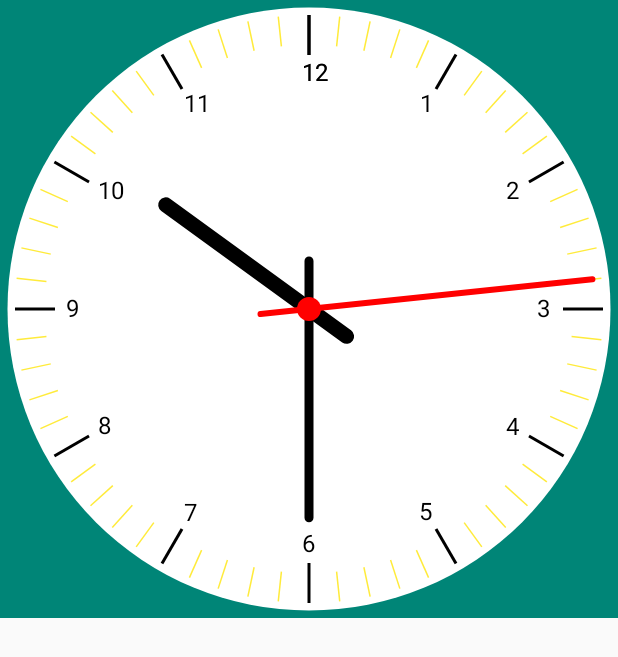
After one commit to wmyasw/KotlinMvpDemo, an Android app: the layout activity_widget.xml on its own in the app's theme, with its tools: preview values and no code run, on a phone screen of 412 x 824 dp. The commit adds this screen. Shown: the top 657 px of the screen. Run offline under Robolectric (Android 15) with nearby library versions, the phone set to English and light mode, and no system bars.

Commit message:
时钟控件

```diff
--- a/app/src/main/java/com/wmy/kotlin/demo/ui/MainActivity.kt
+++ b/app/src/main/java/com/wmy/kotlin/demo/ui/MainActivity.kt
@@ -50,7 +50,7 @@ class MainActivity : BaseActivity<HomeContract.Presenter<HomeContract.View>, Hom
 //                        Log.e(FragmentActivity.TAG, permission.name + "权限被禁止！")
                     }
                 })
-        mPresenter.attachView(this as HomeContract.View)
+        mPresenter!!.attachView(this as HomeContract.View)
 
 
     }
@@ -68,7 +68,7 @@ class MainActivity : BaseActivity<HomeContract.Presenter<HomeContract.View>, Hom
 
     fun getWeatherData() {
         var location = LocationUtils.getInstance(this)!!.showLocation() as Location
-        mPresenter.requestHomeData(location)
+        mPresenter?.requestHomeData(location)
     }
 
     fun setData(data: WeatherBean?) {
--- /dev/null
+++ b/app/src/main/java/com/wmy/kotlin/demo/widget/WatchBoard.kt
@@ -0,0 +1,305 @@
+package com.wmy.kotlin.demo.widget
+
+import android.content.Context
+import android.content.res.TypedArray
+import android.graphics.*
+import android.util.AttributeSet
+import android.view.View
+import android.view.ViewTreeObserver
+import com.wmy.kotlin.demo.R
+import com.wmy.kotlin.demo.utils.LogUtils
+import com.wmy.kotlin.demo.utils.Utils
+import java.util.*
+
+
+/**
+ *
+ *@author：wmyasw
+ */
+class WatchBoard @JvmOverloads constructor(
+        context: Context, attrs: AttributeSet? = null, defStyleAttr: Int = 0
+) : View(context, attrs, defStyleAttr) {
+    var mRadius: Float = 0.0f // 圆形半径
+    var mPadding: Float = 0.0f  // 边距
+    var mTextSize: Float = 0.0f  // 文字大小
+    var mHourPointWidth: Float = 0.0f // 时针宽度
+    var mMinutePointWidth: Float = 0.0f // 分针宽度
+    var mSecondPointWidth: Float = 0.0f  // 秒针宽度
+    var mPointRadius: Float = 0.0f    // 指针圆角
+    var mPointEndLength: Float = 0.0f // 指针末尾长度
+
+    var mHourPointColor: Int = 0  // 时针的颜色
+    var mMinutePointColor: Int = 0  // 分针的颜色
+    var mSecondPointColor: Int = 0   // 秒针的颜色
+    var mColorLong: Int = 0    // 长线的颜色
+    var mColorShort: Int = 0  // 短线的颜色
+
+    var mPaint: Paint? = null // 画笔
+    var mDrawFilter: PaintFlagsDrawFilter? = null // 为画布设置抗锯齿
+    private var mWidth = 0
+    private var mHeight = 0
+    private var onPreDrawListener: ViewTreeObserver.OnPreDrawListener? = null
+    private var widthPixels: Int
+    private var heightPixels: Int
+    var mScaleLengthLong = mRadius * 0.1f
+    var mScaleLengthShort = mRadius * 0.05f
+    var mTickLengthHour = mRadius * 0.3f
+    var mTickLengthMinute = mRadius * 0.45f
+    var mTickLengthSecond = mRadius * 0.6f
+
+    //绘制各部件时用的Paint
+    private var mPaintScaleLong: Paint? = null
+    private var mPaintScaleShort: Paint? = null
+    private var mPaintOutline: Paint? = null
+    private var mPaintNum: Paint? = null
+    private var mPaintTickHour: Paint? = null
+    private var mPaintTickMinute: Paint? = null
+    private var mPaintTickSecond: Paint? = null
+
+
+    init {
+        // 为画布实现抗锯齿
+        mDrawFilter = PaintFlagsDrawFilter(0, Paint.ANTI_ALIAS_FLAG or Paint.FILTER_BITMAP_FLAG)
+//        //测量手机的宽度
+        widthPixels = context.getResources().getDisplayMetrics().widthPixels;
+        heightPixels = context.getResources().getDisplayMetrics().heightPixels;
+//        // 默认和屏幕的宽高最小值相等
+        mWidth = Math.min(widthPixels, heightPixels);
+        mHeight=mWidth
+        mPaint = Paint()
+        mPaint!!.isAntiAlias = true
+        mPaint!!.isDither = true
+//        onPreDrawListener = ViewTreeObserver.//获取view宽高并计算各个部件的长度
+//                OnPreDrawListener {
+//
+//
+//                    mWidth = measuredWidth
+//                    mHeight = measuredHeight
+//                    mRadius = Math.min(width!!, height!!) / 2 * 0.95f
+////                     mScaleLengthLong = mRadius * 0.1f
+////                    mScaleLengthShort = mRadius * 0.05f
+////                    mTickLengthHour = mRadius * 0.3f
+////                    mTickLengthMinute = mRadius * 0.45f
+////                    mTickLengthSecond = mRadius * 0.6f
+//                    true
+//                }
+//        viewTreeObserver.addOnPreDrawListener(onPreDrawListener)
+
+        if (attrs != null) {
+            obtainStyledAttrs(attrs)
+        }
+//        initializePaints()
+    }
+
+    override fun onSizeChanged(w: Int, h: Int, oldw: Int, oldh: Int) {
+        super.onSizeChanged(w, h, oldw, oldh)
+        mRadius = (Math.min(w, h) - mPadding) / 2
+        //判断当前view 设置宽度大于屏幕宽度的话 使用屏幕宽度
+        if(w>widthPixels)
+            mRadius = (Math.min(widthPixels, h) - mPadding) / 2
+        if(h>heightPixels)
+            mRadius = (Math.min(w, heightPixels) - mPadding) / 2
+        mPointEndLength = mRadius / 6; // 设置成半径的六分之一
+        mPointEndLength = mRadius / 6; // 设置成半径的六分之一
+    }
+
+
+    fun obtainStyledAttrs(attrs: AttributeSet) {
+        var typedArray: TypedArray = getContext().obtainStyledAttributes(attrs, R.styleable.WatchBoard);
+        mPadding = typedArray.getDimension(R.styleable.WatchBoard_wb_padding, Utils.dp2px(10));
+        mTextSize = typedArray.getDimension(R.styleable.WatchBoard_wb_text_size, Utils.sp2px(16));
+        mHourPointWidth = typedArray.getDimension(R.styleable.WatchBoard_wb_hour_pointer_width, Utils.dp2px(5));
+        mMinutePointWidth = typedArray.getDimension(R.styleable.WatchBoard_wb_minute_pointer_width, Utils.dp2px(3));
+        mSecondPointWidth = typedArray.getDimension(R.styleable.WatchBoard_wb_second_pointer_width, Utils.dp2px(2));
+        mPointRadius = typedArray.getDimension(R.styleable.WatchBoard_wb_pointer_corner_radius, Utils.dp2px(10));
+        mPointEndLength = typedArray.getDimension(R.styleable.WatchBoard_wb_pointer_end_length, Utils.dp2px(10));
+
+        mHourPointColor = typedArray.getColor(R.styleable.WatchBoard_wb_hour_pointer_color, Color.BLACK);
+        mMinutePointColor = typedArray.getColor(R.styleable.WatchBoard_wb_minute_pointer_color, Color.BLACK);
+        mSecondPointColor = typedArray.getColor(R.styleable.WatchBoard_wb_second_pointer_color, Color.RED);
+        mColorLong = typedArray.getColor(R.styleable.WatchBoard_wb_scale_long_color, Color.argb(225, 0, 0, 0));
+        mColorShort = typedArray.getColor(R.styleable.WatchBoard_wb_scale_short_color, Color.argb(125, 0, 0, 0));
+
+        // 一定要回收
+        typedArray.recycle()
+    }
+
+    private fun initializePaints() {
+        mPaintScaleLong = Paint()
+        mPaintScaleLong!!.setAntiAlias(true)
+        mPaintScaleLong!!.setColor(mColorLong)
+        mPaintScaleLong!!.setStrokeWidth(5f)
+        mPaintScaleShort = Paint()
+        mPaintScaleShort!!.setAntiAlias(true)
+        mPaintScaleShort!!.setStrokeWidth(3f)
+        mPaintScaleShort!!.setColor(mColorShort)
+        mPaintOutline = Paint()
+        mPaintOutline!!.setStyle(Paint.Style.STROKE)
+        mPaintOutline!!.setAntiAlias(true)
+        mPaintOutline!!.setStrokeWidth(5f)
+        mPaintNum = Paint()
+        mPaintNum!!.setTextSize(30f)
+        mPaintTickHour = Paint()
+        mPaintTickHour!!.setColor(mHourPointColor)
+        mPaintTickHour!!.setAntiAlias(true)
+        mPaintTickHour!!.setStrokeWidth(6f)
+        mPaintTickMinute = Paint()
+        mPaintTickMinute!!.setColor(mMinutePointColor)
+        mPaintTickMinute!!.setAntiAlias(true)
+        mPaintTickMinute!!.setStrokeWidth(4f)
+        mPaintTickSecond = Paint()
+        mPaintTickSecond!!.setColor(mSecondPointColor)
+        mPaintTickSecond!!.setAntiAlias(true)
+        mPaintTickSecond!!.setStrokeWidth(2f)
+    }
+
+    override fun onMeasure(widthMeasureSpec: Int, heightMeasureSpec: Int) {
+        super.onMeasure(widthMeasureSpec, heightMeasureSpec)
+        setMeasuredDimension(measureSize(widthMeasureSpec), measureSize(heightMeasureSpec));
+    }
+
+    override fun onDraw(canvas: Canvas) {
+        super.onDraw(canvas)
+        // 为画布设置抗锯齿
+        canvas.setDrawFilter(mDrawFilter);
+//         绘制半径圆
+        drawCircle(canvas)
+        drawScale(canvas)
+        drawText(canvas)
+        drawPointer(canvas)
+        postInvalidateDelayed(1000)
+    }
+
+    // 绘制半径圆
+    fun drawCircle(canvas: Canvas) {
+        //保存原始状态
+        canvas.save()
+        mPaint!!.setColor(Color.WHITE);
+        mPaint!!.setStyle(Paint.Style.FILL);
+        canvas.drawCircle((mWidth / 2).toFloat(), (mWidth / 2).toFloat(), mRadius, mPaint!!);
+        canvas.restore()
+
+    }
+
+    fun drawText(canvas: Canvas) {
+        canvas.save()
+        var lineWidth: Int = 40
+
+        for (i in 0..60) {
+            if (i % 5 == 0) {
+                mPaint!!.setStrokeWidth(Utils.dp2px(2))
+                mPaint!!.setColor(mColorLong);
+
+                // 这里是字体的绘制
+                mPaint!!.setTextSize(mTextSize);
+                val text = (if (i / 5 === 0) 12 else i / 5).toString() + ""
+                var textBound = Rect()
+                mPaint!!.setColor(Color.BLACK);
+                mPaint!!.getTextBounds(text, 0, text.length, textBound)
+                val textHeight: Int = textBound.bottom - textBound.top
+                canvas.save()
+                //这个时候我们使用Canvas的Save方法保存了刚才的状态，这个时候我们不移动X轴，只移动Y轴，将坐标向上移动-mRidus + textHeight距离，因为对于手机来说，向上为Y的负轴，所以为-mRidus + textHeight，下面我一会用图来说明
+                canvas.translate(0f, -mRadius+textHeight+lineWidth+mPadding/2 )
+                //由于我们没旋转一次，会使用Canvas的rotate方法顺时针旋转6度，所以文字也会跟着旋转，但是我们要让文字不旋转的话，就需要逆时针旋转相应的度数
+                canvas.rotate(-(6 * i).toFloat())
+                canvas.drawText(text,
+                        (mWidth-mPadding)/2.toFloat(),
+                        (mWidth+mPadding)/2.toFloat(), mPaint!!)
+                canvas.restore()
+            }
+            //旋转6度
+            canvas.rotate(6F)
+        }
+        canvas.restore()
+    }
+
+
+    //绘制表盘
+    fun drawScale(canvas: Canvas) {
+        canvas.save()
+        mPaint?.setStrokeWidth(Utils.dp2px(1));
+        var lineWidth: Int
+
+        for (i in 0..60) {
+            if (i % 5 == 0) {
+                mPaint!!.setStrokeWidth(Utils.dp2px(2))
+                mPaint!!.setColor(mColorLong);
+                lineWidth = 40;
+                mPaint!!.setStrokeWidth(Utils.dp2px(2))
+                mPaint!!.setColor(mColorLong);
+
+                // 这里是字体的绘制
+                canvas.save()
+                mPaint!!.setTextSize(mTextSize);
+                val text = (if (i / 5 === 0) 12 else i / 5).toString() + ""
+                var textBound =  Rect()
+                mPaint!!.getTextBounds(text, 0, text.length, textBound);
+                mPaint!!.setColor(Color.BLACK);
+            } else {
+                lineWidth = 30;
+                mPaint!!.setColor(mColorShort);
+                mPaint!!.setStrokeWidth(Utils.dp2px(1))
+            }
+//            canvas.save()
+            canvas.drawLine((mWidth!! / 2).toFloat(), mPadding, (mWidth!! / 2).toFloat(), mPadding + lineWidth, mPaint!!);
+            canvas.rotate(6F, (mWidth!! / 2).toFloat(), (mWidth!! / 2).toFloat());
+        }
+        canvas.restore()
+
+    }
+
+
+    fun drawPointer(canvas: Canvas) {
+        var calendar = Calendar.getInstance()
+
+        var hour = calendar.get(Calendar.HOUR);// 时
+        var minute = calendar.get(Calendar.MINUTE);// 分
+        var second = calendar.get(Calendar.SECOND);// 秒
+        // 转过的角度 //设置时针每十分钟转动一下角度
+        var angleHour: Int = (hour ) * (360 / 12)+ 30/5
+        var angleMinute = (minute + (second / 60)) * 360 / 60
+        var angleSecond: Float = (second * 360 / 60).toFloat()
+
+        LogUtils.e("时针旋转角度：$angleHour"+"分针旋转角度：$angleMinute")
+        // 绘制时针
+        canvas.save()
+        canvas.rotate(angleHour.toFloat(), (mWidth!! / 2).toFloat(), (mWidth!! / 2).toFloat()) // 旋转到时针的角度
+        var rectHour = RectF(mWidth!! / 2 - mHourPointWidth / 2, mWidth!! / 2 - mRadius * 3 / 5, mWidth!! / 2 + mHourPointWidth / 2, mWidth!! / 2 + mPointEndLength);
+        mPaint!!.setColor(mHourPointColor);
+        mPaint!!.setStyle(Paint.Style.STROKE);
+        mPaint!!.setStrokeWidth(mHourPointWidth);
+        canvas.drawRoundRect(rectHour, mPointRadius, mPointRadius, mPaint!!);
+        canvas.restore();
+        // 绘制分针
+        canvas.save()
+        canvas.rotate(angleMinute.toFloat(), (mWidth!! / 2).toFloat(), (mWidth!! / 2).toFloat()); // 旋转到分针的角度
+        var rectMinute = RectF(mWidth!! / 2 - mMinutePointWidth / 2, mWidth!! / 2 - mRadius * 3.5f / 5, mWidth!! / 2 + mMinutePointWidth / 2, width!! / 2 + mPointEndLength);
+        mPaint!!.setColor(mMinutePointColor);
+        mPaint!!.setStrokeWidth(mMinutePointWidth);
+        canvas.drawRoundRect(rectMinute, mPointRadius, mPointRadius, mPaint!!);
+        canvas.restore()
+        // 绘制分针
+        canvas.save()
+        canvas.rotate(angleSecond, (mWidth!! / 2).toFloat(), (mWidth!! / 2).toFloat()); // 旋转到分针的角度
+        var rectSecond = RectF(mWidth!! / 2 - mSecondPointWidth / 2, mWidth!! / 2 - mRadius + Utils.dp2px(10), width!! / 2 + mSecondPointWidth / 2, width!! / 2 + mPointEndLength)
+        mPaint!!.setStrokeWidth(mSecondPointWidth)
+        mPaint!!.setColor(mSecondPointColor)
+        canvas.drawRoundRect(rectSecond, mPointRadius, mPointRadius, mPaint!!)
+        canvas.restore();
+
+        // 绘制原点
+        mPaint!!.setStyle(Paint.Style.FILL);
+        canvas.drawCircle((mWidth!! / 2).toFloat(), (mWidth!! / 2).toFloat(), mSecondPointWidth * 4, mPaint!!);
+    }
+
+    fun measureSize(measureSpec: Int): Int {
+        var size = MeasureSpec.getSize(measureSpec);
+        mWidth = Math.min(measuredWidth, size)
+        if(mWidth>widthPixels)
+            mWidth=widthPixels
+        if(mWidth>heightPixels)
+            mWidth=heightPixels
+        mHeight = mWidth
+        return mWidth
+    }
+}
--- /dev/null
+++ b/app/src/main/res/layout/activity_widget.xml
@@ -0,0 +1,14 @@
+<?xml version="1.0" encoding="utf-8"?>
+<androidx.constraintlayout.widget.ConstraintLayout xmlns:android="http://schemas.android.com/apk/res/android"
+    xmlns:app="http://schemas.android.com/apk/res-auto"
+    xmlns:tools="http://schemas.android.com/tools"
+    android:layout_width="match_parent"
+    android:layout_height="match_parent"
+    tools:context=".ui.WidgetActivity">
+    <com.wmy.kotlin.demo.widget.WatchBoard
+        android:layout_width="500dp"
+        android:layout_height="500dp"
+        android:background="@color/colorPrimary"
+        app:wb_scale_short_color="@color/colorAccent"
+        tools:ignore="MissingConstraints" />
+</androidx.constraintlayout.widget.ConstraintLayout>
--- a/lib/src/main/java/com/wmy/kotlin/mvp/lib/base/BaseActivity.kt
+++ b/lib/src/main/java/com/wmy/kotlin/mvp/lib/base/BaseActivity.kt
@@ -12,7 +12,7 @@ import com.wmy.kotlin.mvp.lib.mvp.contract.BaseContract
  *@author：wmyasw
  */
 abstract class BaseActivity<P : BaseContract.Presenter<V>, V> : AppCompatActivity() {
-    lateinit var mPresenter: P
+     var mPresenter: P? =null
 
     override fun onCreate(savedInstanceState: Bundle?) {
         super.onCreate(savedInstanceState)
@@ -43,7 +43,7 @@ abstract class BaseActivity<P : BaseContract.Presenter<V>, V> : AppCompatActivit
 
 
     //初始化逻辑对象
-    abstract fun initPresenter(): P
+    abstract fun initPresenter(): P?
 
     /**
      * 初始化view
--- a/lib/src/main/java/com/wmy/kotlin/mvp/lib/utils/Utils.kt
+++ b/lib/src/main/java/com/wmy/kotlin/mvp/lib/utils/Utils.kt
@@ -5,10 +5,13 @@ import android.content.Context
 import android.content.ContextWrapper
 import android.content.pm.ApplicationInfo
 import android.content.pm.PackageManager
+import android.content.res.Resources
+import android.util.TypedValue
 import android.view.View
 import androidx.annotation.StringRes
 import androidx.fragment.app.Fragment
 import androidx.fragment.app.FragmentManager
+
 
 /**
  * 初始化工具类
@@ -44,6 +47,14 @@ class Utils private constructor() {
             throw NullPointerException("u should init first")
         }
 
+        fun dp2px(dp: Int): Float {
+            return TypedValue.applyDimension(TypedValue.COMPLEX_UNIT_DIP, dp.toFloat(),
+                    Resources.getSystem().displayMetrics)
+        }
+
+        fun sp2px( spVal:Int): Float {
+            return TypedValue.applyDimension(TypedValue.COMPLEX_UNIT_SP, spVal.toFloat(),  Resources.getSystem().displayMetrics);
+        }
         /**
          * View获取Activity的工具
          *
--- a/theme_lib/src/main/java/com/wmy/kotlin/mvvm/theme/SkinManager.kt
+++ b/theme_lib/src/main/java/com/wmy/kotlin/mvvm/theme/SkinManager.kt
@@ -12,7 +12,6 @@ import android.graphics.drawable.Drawable
 import android.os.AsyncTask
 import android.os.Build
 import android.util.Log
-import androidx.annotation.RequiresApi
 import androidx.core.content.ContextCompat
 import com.wmy.kotlin.mvvm.theme.listener.ILoaderListener
 import com.wmy.kotlin.mvvm.theme.listener.ISkinLoader
@@ -99,6 +98,7 @@ class SkinManager private constructor() : ISkinLoader {
             e.printStackTrace()
             originColor
         }
+
 
         return trueColor
 
```
Also changed, not shown: app/src/main/AndroidManifest.xml (+11 -6 lines), app/src/main/java/com/wmy/kotlin/demo/ui/WidgetActivity.kt (added, +26 -0 lines), app/src/main/res/values/attrs.xml (added, +30 -0 lines), gradle.properties (+7 -0 lines).
